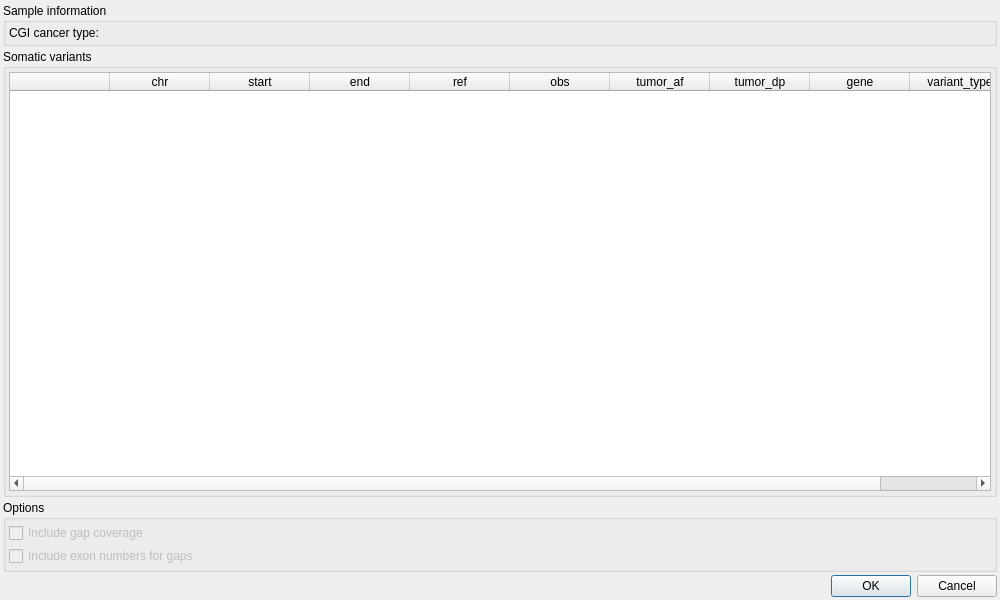
First picture: the form in src/GSvar/TumorOnlyReportDialog.ui, repository imgag/ngs-bits, before the edit.
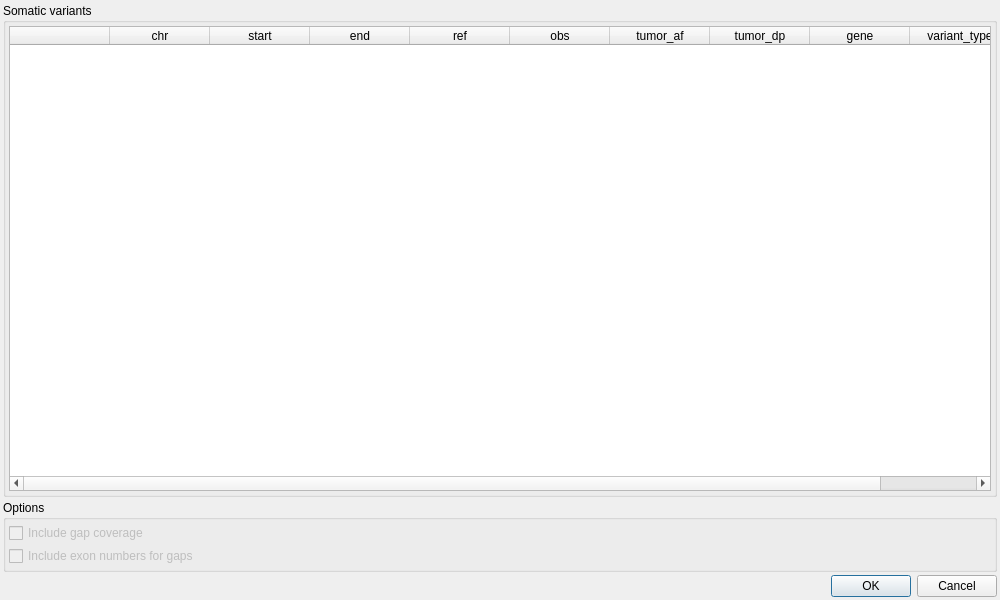
Second picture: the form after the edit. Custom widgets are drawn as their Qt base class.

Diff of the .ui file:
```diff
--- a/src/GSvar/TumorOnlyReportDialog.ui
+++ b/src/GSvar/TumorOnlyReportDialog.ui
@@ -35,65 +35,6 @@
    <property name="bottomMargin">
     <number>3</number>
    </property>
-   <item>
-    <widget class="QGroupBox" name="groupBox">
-     <property name="sizePolicy">
-      <sizepolicy hsizetype="Expanding" vsizetype="Preferred">
-       <horstretch>0</horstretch>
-       <verstretch>0</verstretch>
-      </sizepolicy>
-     </property>
-     <property name="title">
-      <string>Sample information</string>
-     </property>
-     <property name="flat">
-      <bool>true</bool>
-     </property>
-     <layout class="QGridLayout" name="gridLayout">
-      <property name="leftMargin">
-       <number>3</number>
-      </property>
-      <property name="topMargin">
-       <number>3</number>
-      </property>
-      <property name="rightMargin">
-       <number>3</number>
-      </property>
-      <property name="bottomMargin">
-       <number>3</number>
-      </property>
-      <property name="spacing">
-       <number>3</number>
-      </property>
-      <item row="0" column="0">
-       <widget class="QLabel" name="label">
-        <property name="sizePolicy">
-         <sizepolicy hsizetype="Minimum" vsizetype="Minimum">
-          <horstretch>0</horstretch>
-          <verstretch>0</verstretch>
-         </sizepolicy>
-        </property>
-        <property name="text">
-         <string>CGI cancer type:</string>
-        </property>
-       </widget>
-      </item>
-      <item row="0" column="1">
-       <widget class="QLabel" name="label_cgi">
-        <property name="sizePolicy">
-         <sizepolicy hsizetype="Expanding" vsizetype="Minimum">
-          <horstretch>0</horstretch>
-          <verstretch>0</verstretch>
-         </sizepolicy>
-        </property>
-        <property name="text">
-         <string/>
-        </property>
-       </widget>
-      </item>
-     </layout>
-    </widget>
-   </item>
    <item>
     <widget class="QGroupBox" name="groupBox_2">
      <property name="title">
```
